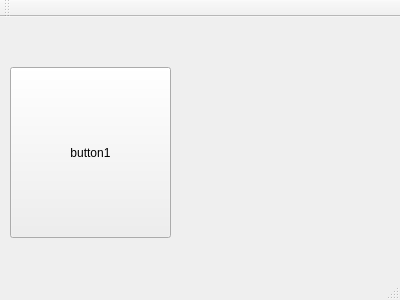
Before: the Qt Designer form menu/mainwindow.ui in SpellerGit/ZPR_project_2017, drawn with Qt 5.
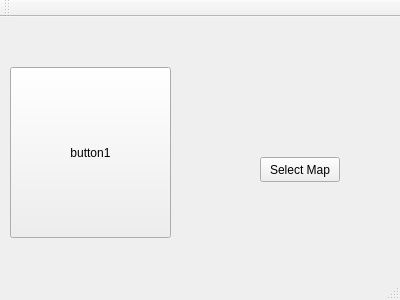
After: the same form once the commit is applied.

Commit message: Added new button -> its creating object for gamewindow->setData(gamedata), which will contain map properties loaded from text file

Patch:
```diff
--- a/menu/mainwindow.ui
+++ b/menu/mainwindow.ui
@@ -27,6 +27,19 @@
      <string>button1</string>
     </property>
    </widget>
+   <widget class="QPushButton" name="button2">
+    <property name="geometry">
+     <rect>
+      <x>260</x>
+      <y>140</y>
+      <width>80</width>
+      <height>25</height>
+     </rect>
+    </property>
+    <property name="text">
+     <string>Select Map</string>
+    </property>
+   </widget>
   </widget>
   <widget class="QMenuBar" name="menuBar">
    <property name="geometry">
```
The commit also changes 5 other files.
